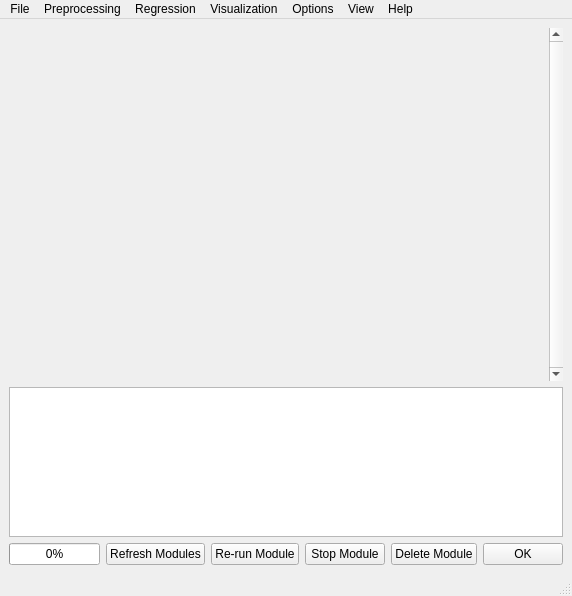
Above: ui/MainWindow.ui from tthatcher95/PyHAT_Point_Spectra_GUI before the change. Below: the same form after it.
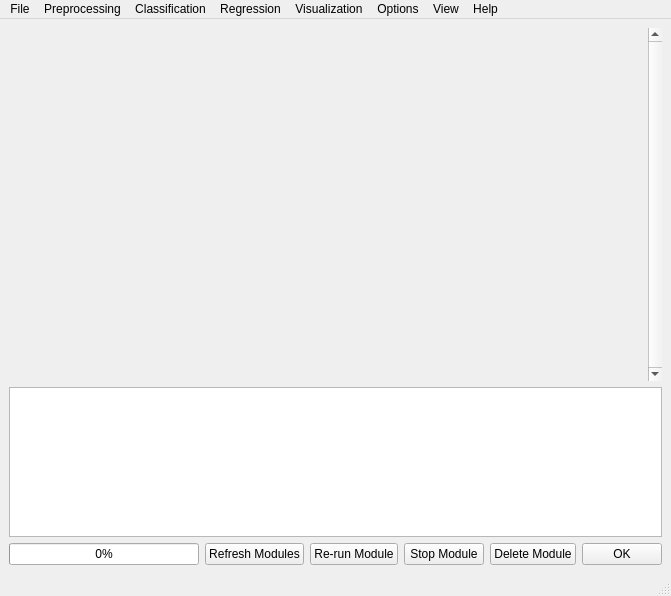
That is the form after the change.

Diff of the .ui file:
```diff
--- a/ui/MainWindow.ui
+++ b/ui/MainWindow.ui
@@ -6,7 +6,7 @@
    <rect>
     <x>0</x>
     <y>0</y>
-    <width>519</width>
+    <width>671</width>
     <height>596</height>
    </rect>
   </property>
@@ -40,8 +40,8 @@
         <rect>
          <x>0</x>
          <y>0</y>
-         <width>484</width>
-         <height>350</height>
+         <width>628</width>
+         <height>329</height>
         </rect>
        </property>
        <layout class="QVBoxLayout" name="verticalLayout_3">
@@ -145,8 +145,8 @@
     <rect>
      <x>0</x>
      <y>0</y>
-     <width>519</width>
-     <height>21</height>
+     <width>671</width>
+     <height>26</height>
     </rect>
    </property>
    <widget class="QMenu" name="menuFile">
@@ -237,8 +237,16 @@
     </property>
     <addaction name="actionData_Box"/>
    </widget>
+   <widget class="QMenu" name="menuClassification">
+    <property name="title">
+     <string>Classification</string>
+    </property>
+    <addaction name="actionSupervised"/>
+    <addaction name="actionCluster"/>
+   </widget>
    <addaction name="menuFile"/>
    <addaction name="menuPreprocessing"/>
+   <addaction name="menuClassification"/>
    <addaction name="menuRegression"/>
    <addaction name="menuVisualization"/>
    <addaction name="menuOptions"/>
```
Left out of the diff: 15 changed lines with no effect on the pictures.
